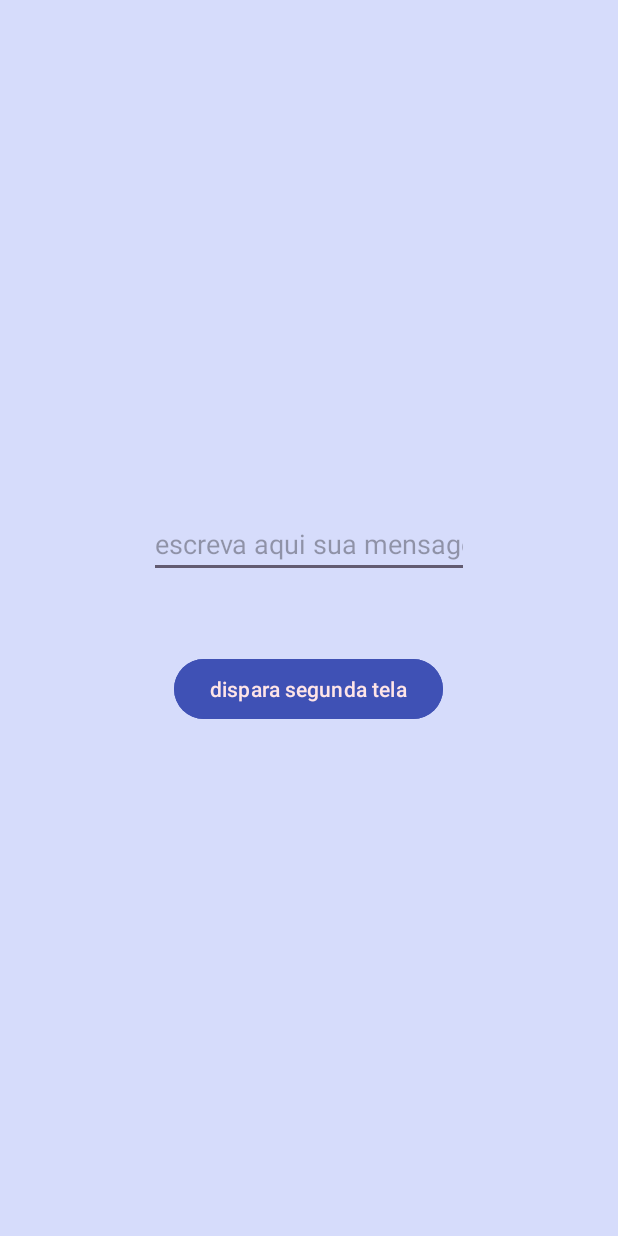
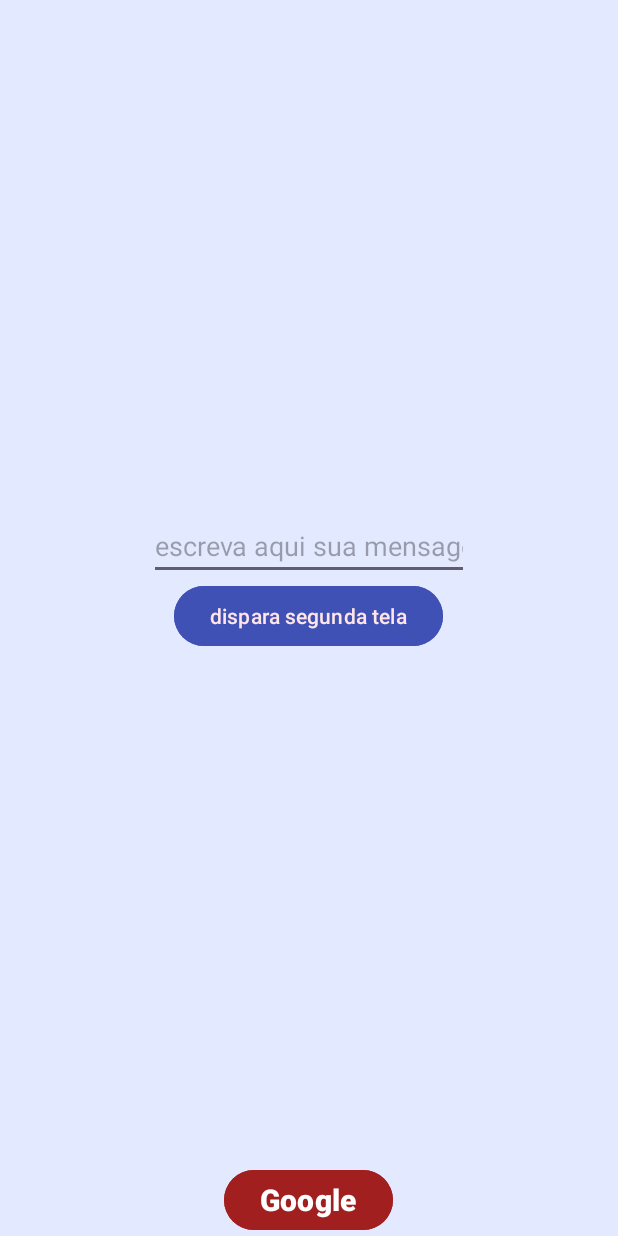
Before and after one commit to leandroalves2/AndroidUnivesp, an Android app: the screen it shows after launch (MainActivity), on a phone screen of 412 x 824 dp. Run offline under Robolectric (Android 15) with nearby library versions, the phone set to English and light mode, and no system bars.

Commit message:
[feat] botao para o google

```diff
--- a/app/src/main/AndroidManifest.xml
+++ b/app/src/main/AndroidManifest.xml
@@ -13,7 +13,7 @@
         android:theme="@style/Theme.AndroidUnivesp"
         tools:targetApi="31">
         <activity
-            android:name=".Tela2"
+            android:name=".MostraTexto"
             android:exported="false" />
         <activity
             android:name=".MainActivity"
--- a/app/src/main/java/com/example/androidunivesp/Tela2.java
+++ b/app/src/main/java/com/example/androidunivesp/MostraTexto.java
@@ -11,7 +11,7 @@ import androidx.core.view.ViewCompat;
 import androidx.core.view.WindowInsetsCompat;
 
 
-public class Tela2 extends AppCompatActivity {
+public class MostraTexto extends AppCompatActivity {
 
     // String para armazenamento da mensagem recebida da primeira tela
     private String mensagem;
--- a/app/src/main/res/layout/activity_main.xml
+++ b/app/src/main/res/layout/activity_main.xml
@@ -5,22 +5,26 @@
     android:id="@+id/main"
     android:layout_width="match_parent"
     android:layout_height="match_parent"
-    android:background="#D6DCFB"
+    android:background="#E3EAFF"
     android:gravity="center"
     android:orientation="vertical"
     tools:context=".MainActivity">
+
+    <View
+        android:layout_width="match_parent"
+        android:layout_height="0dp"
+        android:layout_weight="1" />
 
     <EditText
         android:id="@+id/editTextXML"
         android:layout_width="wrap_content"
         android:layout_height="wrap_content"
-        android:layout_marginBottom="50dp"
         android:ems="10"
         android:hint="escreva aqui sua mensagem"
         android:inputType="textPersonName" />
 
     <Button
-        android:id="@+id/button5"
+        android:id="@+id/disparaTela"
         android:layout_width="wrap_content"
         android:layout_height="wrap_content"
         android:backgroundTint="#3F51B5"
@@ -28,4 +32,20 @@
         android:text="dispara segunda tela"
         android:textColor="#FFE5E7" />
 
+    <View
+        android:layout_width="match_parent"
+        android:layout_height="0dp"
+        android:layout_weight="1" />
+
+
+    <Button
+        android:id="@+id/google"
+        android:layout_width="wrap_content"
+        android:layout_height="wrap_content"
+        android:backgroundTint="#A21F1F"
+        android:text="Google"
+        android:textSize="20sp"
+        android:textStyle="bold"
+        android:onClick="meuClick"/>
+
 </LinearLayout>
--- a/app/src/main/res/layout/activity_tela2.xml
+++ b/app/src/main/res/layout/activity_tela2.xml
@@ -8,7 +8,7 @@
     android:background="#FDCECB"
     android:gravity="center"
     android:orientation="vertical"
-    tools:context=".Tela2">
+    tools:context=".MostraTexto">
 
     <TextView
         android:id="@+id/mensagemRecebidaXML"
```
Also changed, not shown: app/src/main/java/com/example/androidunivesp/MainActivity.java (+6 -1 lines).
